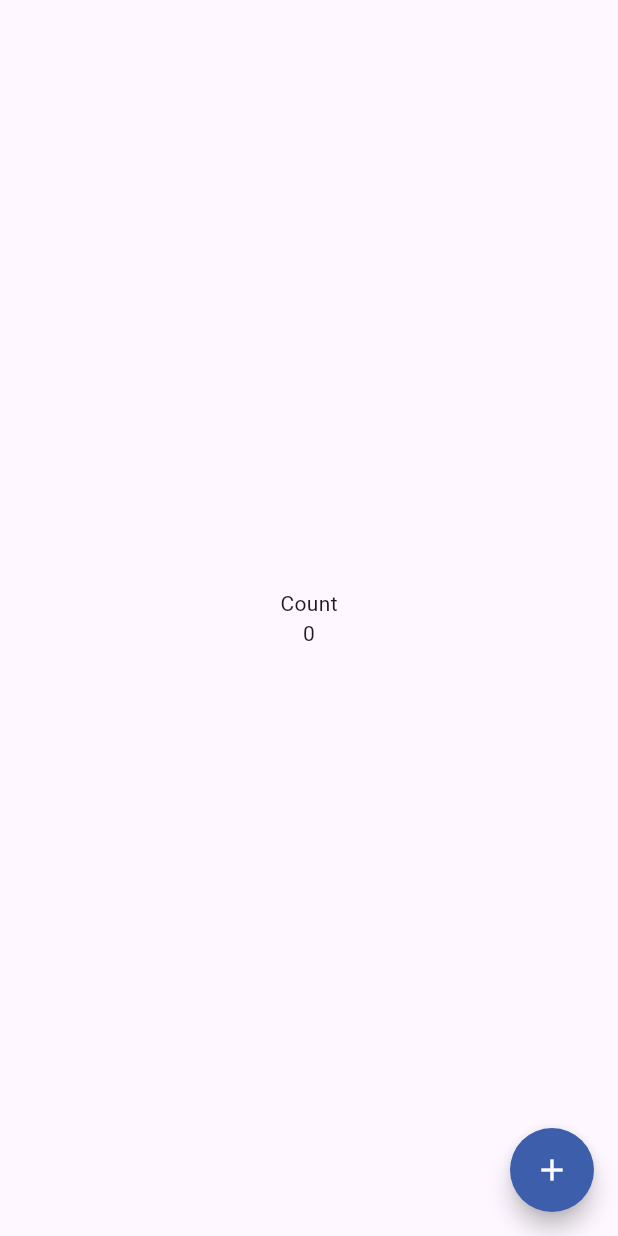
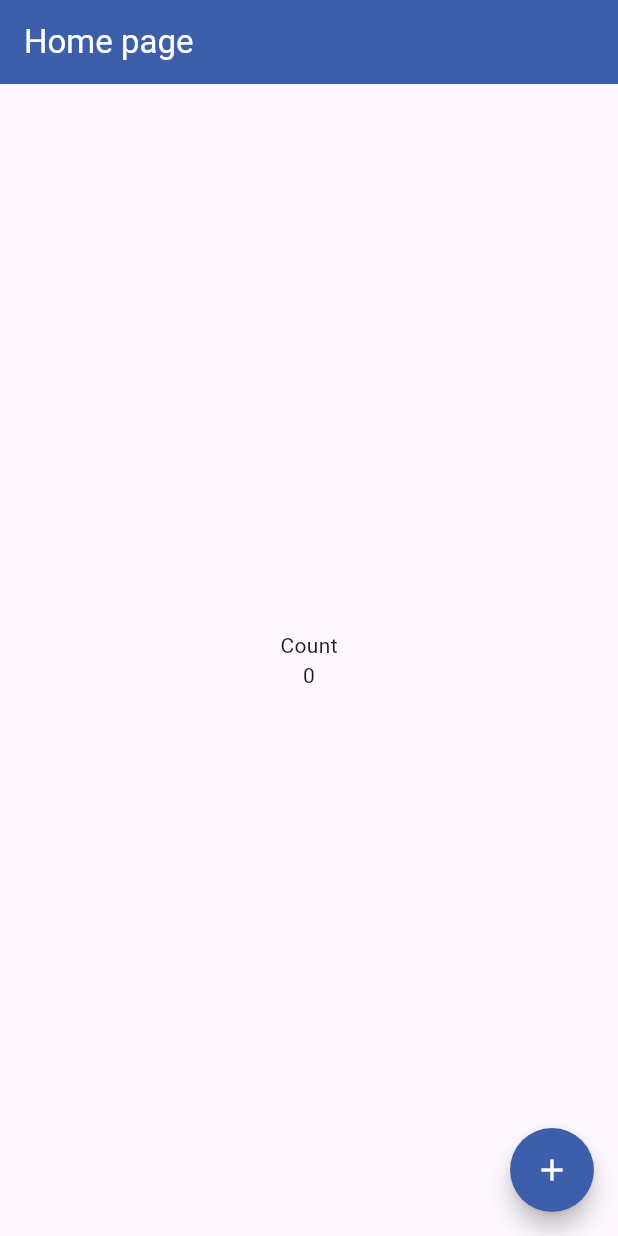
Before and after one commit to IhorDovhanych/FlutterTestTask, a Flutter app: the screen it shows after launch, on a phone screen of 412 x 824 dp. Run offline on Flutter 3.47's test engine with Material 3 defaults, Android fonts, the phone set to English and light mode, and no system bars; our stand-ins replace auto_route, dartz, dio, equatable, flutter_bloc, get_it and 1 more.

Commit message:
first commit

```diff
--- a/lib/application/di/injections.dart
+++ b/lib/application/di/injections.dart
@@ -1,6 +1,6 @@
 import 'package:get_it/get_it.dart';
-import 'package:proj_base/application/presentation/features/main/cubit/main_cubit.dart';
-import 'package:proj_base/application/presentation/features/main/features/home/cubit/home_cubit.dart';
+import 'package:flutter_task/application/presentation/features/main/cubit/main_cubit.dart';
+import 'package:flutter_task/application/presentation/features/main/features/home/cubit/home_cubit.dart';
 
 final getIt = GetIt.instance;
 
--- a/lib/application/domain/core/use_case.dart
+++ b/lib/application/domain/core/use_case.dart
@@ -1,7 +1,7 @@
 import 'dart:async';
 
 import 'package:dartz/dartz.dart';
-import 'package:proj_base/core/error/base_exception.dart';
+import 'package:flutter_task/core/error/base_exception.dart';
 
 abstract class UseCase<Input, Output> {
   const UseCase();
--- a/lib/application/presentation/features/main/features/home/cubit/home_cubit.dart
+++ b/lib/application/presentation/features/main/features/home/cubit/home_cubit.dart
@@ -1,6 +1,6 @@
 import 'package:equatable/equatable.dart';
 import 'package:flutter/material.dart';
-import 'package:proj_base/core/cubit/cubit_base.dart';
+import 'package:flutter_task/core/cubit/cubit_base.dart';
 
 part 'home_state.dart';
 
--- a/lib/application/presentation/features/main/features/home/page/home_page.dart
+++ b/lib/application/presentation/features/main/features/home/page/home_page.dart
@@ -1,7 +1,7 @@
 import 'package:flutter/material.dart';
 import 'package:flutter_bloc/flutter_bloc.dart';
-import 'package:proj_base/application/presentation/features/main/features/home/cubit/home_cubit.dart';
-import 'package:proj_base/generated/l10n.dart';
+import 'package:flutter_task/application/presentation/features/main/features/home/cubit/home_cubit.dart';
+import 'package:flutter_task/generated/l10n.dart';
 
 class HomePage extends StatefulWidget {
   const HomePage({super.key});
@@ -18,6 +18,13 @@ class _HomePageState extends State<HomePage> {
 
   @override
   Widget build(final BuildContext context) => Scaffold(
+      appBar: AppBar(
+        title: Text(
+          S.of(context).home_page,
+          style: const TextStyle(color: Colors.white),
+        ),
+        backgroundColor: const Color.fromARGB(255, 61, 94, 170),
+      ),
       floatingActionButton: FloatingActionButton(
         onPressed: () {
           context.read<HomeCubit>().countIncrement();
--- a/lib/application/presentation/initial_page.dart
+++ b/lib/application/presentation/initial_page.dart
@@ -1,19 +1,22 @@
 import 'package:auto_route/auto_route.dart';
 import 'package:flutter/cupertino.dart';
 import 'package:flutter_bloc/flutter_bloc.dart';
-import 'package:proj_base/application/presentation/router/router.gr.dart';
+import 'package:flutter_task/application/presentation/router/router.gr.dart';
 
 class InitialPage extends StatelessWidget {
   const InitialPage({super.key});
 
   @override
   Widget build(final BuildContext context) {
-    final router =
-        AutoRouter.innerRouterOf(context, InitialRoute.name) ?? context.router;
+    WidgetsBinding.instance.addPostFrameCallback((_) {
+      final router =
+          AutoRouter.innerRouterOf(context, InitialRoute.name) ?? context.router;
 
-    if (router.current.name == MainRoute.name) return const AutoRouter();
-    router.popUntil(ModalRoute.withName('/'));
-    router.replace(MainRoute());
+      if (router.current.name != MainRoute.name) {
+        router.popUntil(ModalRoute.withName('/'));
+        router.replace(MainRoute());
+      }
+    });
 
     return const AutoRouter();
   }
--- a/lib/application/presentation/router/router.dart
+++ b/lib/application/presentation/router/router.dart
@@ -1,6 +1,6 @@
 import 'package:auto_route/auto_route.dart';
-import 'package:proj_base/application/presentation/features/main/page/main_page.dart';
-import 'package:proj_base/application/presentation/initial_page.dart';
+import 'package:flutter_task/application/presentation/features/main/page/main_page.dart';
+import 'package:flutter_task/application/presentation/initial_page.dart';
 
 @AdaptiveAutoRouter(
   replaceInRouteName: 'Page|Screen|BottomSheet,Route',
--- a/lib/core/error/custom_dio_error.dart
+++ b/lib/core/error/custom_dio_error.dart
@@ -1,7 +1,7 @@
 import 'dart:io';
 
 import 'package:dio/dio.dart';
-import 'package:proj_base/core/extensions/string_x.dart';
+import 'package:flutter_task/core/extensions/string_x.dart';
 
 import 'base_exception.dart';
 import 'error_codes.dart';
--- a/lib/l10n/intl_en.arb
+++ b/lib/l10n/intl_en.arb
@@ -1,11 +1,15 @@
 {
     "@@locale": "en",
-    "app_name": "Proj base",
+    "app_name": "Flutter task",
     "@app_name": {
         "description": "Application name"
     },
     "count": "Count",
     "@count": {
         "description": "Count title"
+    },
+    "home_page": "Home page",
+    "@home_page": {
+        "description": "Title for home_page"
     }
 }
--- a/lib/main.dart
+++ b/lib/main.dart
@@ -1,8 +1,8 @@
 import 'package:flutter/material.dart';
 import 'package:flutter_localizations/flutter_localizations.dart';
-import 'package:proj_base/application/di/injections.dart';
-import 'package:proj_base/application/presentation/router/router.gr.dart';
-import 'package:proj_base/generated/l10n.dart';
+import 'package:flutter_task/application/di/injections.dart';
+import 'package:flutter_task/application/presentation/router/router.gr.dart';
+import 'package:flutter_task/generated/l10n.dart';
 
 Future<void> main() async {
   WidgetsFlutterBinding.ensureInitialized();
--- a/pubspec.yaml
+++ b/pubspec.yaml
@@ -1,4 +1,4 @@
-name: proj_base
+name: flutter_task
 description: "A new Flutter project."
 publish_to: 'none' # Remove this line if you wish to publish to pub.dev
 
```
Also changed, not shown: lib/application/presentation/features/main/page/main_page.dart (+4 -4 lines), lib/application/presentation/router/router.gr.dart, lib/generated/intl/messages_en.dart, lib/generated/l10n.dart, 16 other files.
